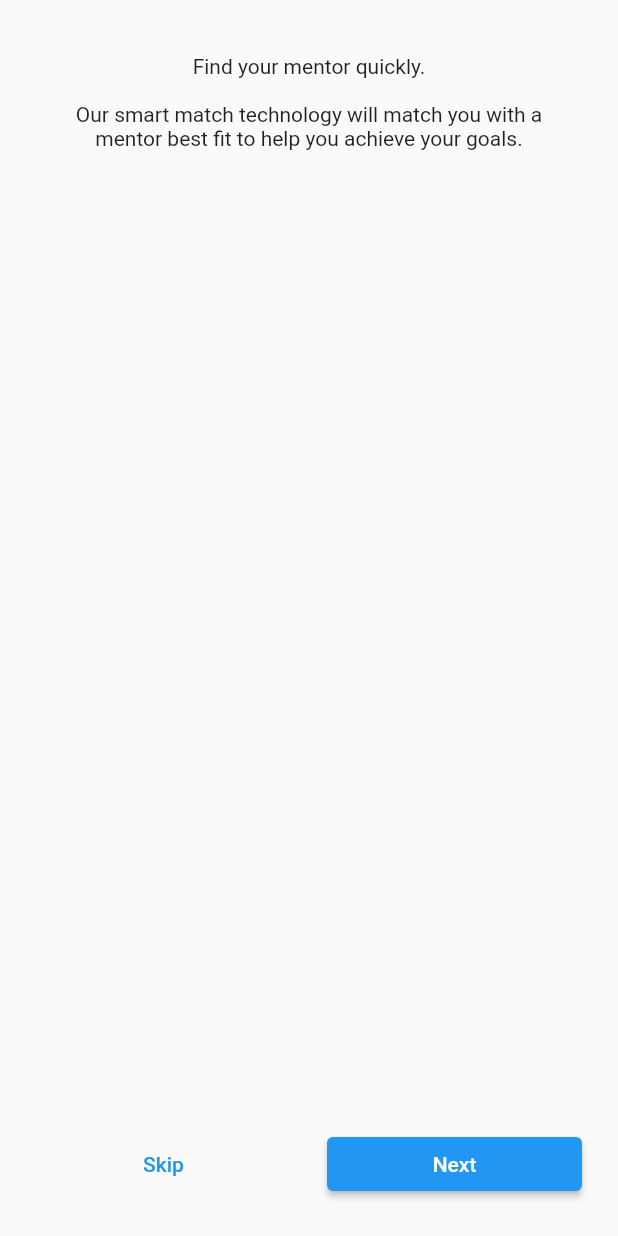
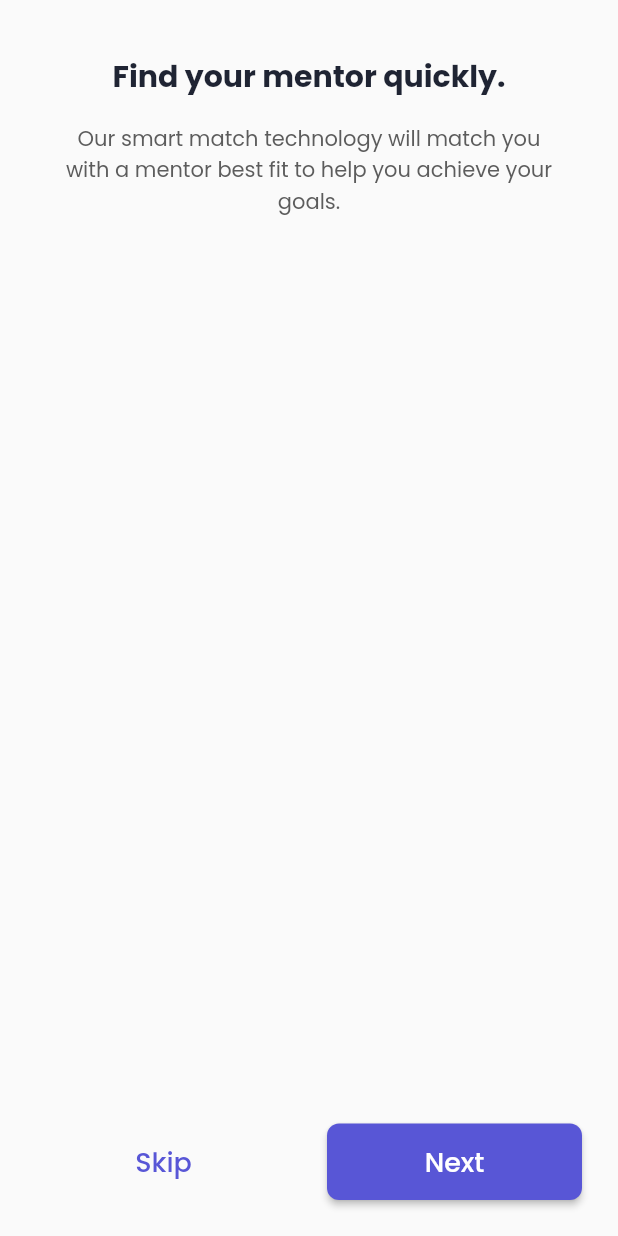
Before and after one commit to rasitayaz/mentorgem, a Flutter app: the screen it shows after launch, swiped to page 2, on a phone screen of 412 x 824 dp. Run offline on Flutter 3.47's test engine with Material 2 defaults, Android fonts, the phone set to English and light mode, and no system bars; our stand-ins replace google_fonts.

Commit message:
Add styles

```diff
--- a/lib/main.dart
+++ b/lib/main.dart
@@ -1,4 +1,5 @@
 import 'package:flutter/material.dart';
+import 'package:google_fonts/google_fonts.dart';
 import 'package:mentorgem/pages/onboarding_page.dart';
 
 void main() {
@@ -12,8 +13,50 @@ class App extends StatelessWidget {
   Widget build(BuildContext context) {
     return MaterialApp(
       title: 'Flutter Demo',
-      theme: ThemeData(),
+      theme: _theme,
       home: const OnboardingPage(),
     );
   }
+
+  ThemeData get _theme {
+    return ThemeData(
+      colorScheme: const ColorScheme.light(
+        primary: Color(0xFF5856D6),
+      ),
+      textTheme: TextTheme(
+        bodyText2: GoogleFonts.poppins(
+          fontSize: 14,
+          fontWeight: FontWeight.w400,
+          color: const Color(0xFF5C5C5C),
+        ),
+        headline2: GoogleFonts.poppins(
+          fontSize: 20,
+          fontWeight: FontWeight.w700,
+          color: const Color(0xFF1F2433),
+        ),
+        button: GoogleFonts.poppins(
+          fontSize: 18,
+          fontWeight: FontWeight.w500,
+        ),
+      ),
+      textButtonTheme: TextButtonThemeData(
+        style: TextButton.styleFrom(
+          padding: const EdgeInsets.all(12),
+          shape: RoundedRectangleBorder(
+            borderRadius: BorderRadius.circular(8),
+          ),
+          tapTargetSize: MaterialTapTargetSize.shrinkWrap,
+        ),
+      ),
+      elevatedButtonTheme: ElevatedButtonThemeData(
+        style: ElevatedButton.styleFrom(
+          padding: const EdgeInsets.all(12),
+          shape: RoundedRectangleBorder(
+            borderRadius: BorderRadius.circular(8),
+          ),
+          tapTargetSize: MaterialTapTargetSize.shrinkWrap,
+        ),
+      ),
+    );
+  }
 }
--- a/lib/pages/onboarding_page.dart
+++ b/lib/pages/onboarding_page.dart
@@ -1,12 +1,19 @@
 import 'package:flutter/material.dart';
+import 'package:mentorgem/views/balanced_text.dart';
 
-class OnboardingPage extends StatelessWidget {
+class OnboardingPage extends StatefulWidget {
   const OnboardingPage({Key? key}) : super(key: key);
 
   @override
+  State<OnboardingPage> createState() => _OnboardingPageState();
+}
+
+class _OnboardingPageState extends State<OnboardingPage> {
+  @override
   Widget build(BuildContext context) {
     return Scaffold(
-      body: Column(
+      body: SafeArea(
+        child: Column(
           children: [
             Expanded(
               child: PageView(
@@ -32,6 +39,7 @@ class OnboardingPage extends StatelessWidget {
             _buildActions(),
           ],
         ),
+      ),
     );
   }
 
@@ -43,7 +51,11 @@ class OnboardingPage extends StatelessWidget {
       padding: const EdgeInsets.all(36),
       child: Column(
         children: [
-          Text(title),
+          BalancedText(
+            title,
+            textAlign: TextAlign.center,
+            style: Theme.of(context).textTheme.headline2,
+          ),
           const SizedBox(height: 16),
           Text(
             description,
@@ -61,15 +73,15 @@ class OnboardingPage extends StatelessWidget {
         children: [
           Expanded(
             child: TextButton(
+              onPressed: () {},
               child: const Text('Skip'),
-              onPressed: () {},
             ),
           ),
           const SizedBox(width: 24),
           Expanded(
             child: ElevatedButton(
+              onPressed: () {},
               child: const Text('Next'),
-              onPressed: () {},
             ),
           ),
         ],
--- /dev/null
+++ b/lib/views/balanced_text.dart
@@ -0,0 +1,72 @@
+import 'package:flutter/material.dart';
+
+class BalancedText extends StatelessWidget {
+  const BalancedText(
+    this.text, {
+    super.key,
+    this.style,
+    this.maxLines,
+    this.textAlign,
+  });
+
+  final String? text;
+  final TextStyle? style;
+  final int? maxLines;
+  final TextAlign? textAlign;
+
+  @override
+  Widget build(BuildContext context) {
+    return LayoutBuilder(
+      builder: (context, constraints) {
+        return Text(
+          _getBalancedText(constraints.maxWidth)!,
+          style: style,
+          maxLines: maxLines,
+          overflow: maxLines == null ? null : TextOverflow.ellipsis,
+          textAlign: textAlign,
+        );
+      },
+    );
+  }
+
+  String? _getBalancedText(double width) {
+    List<String> words = text!.split(' ');
+    if (words.length < 3 || _getTextWidth(text) < width) return text;
+
+    List<String> balancedStrings = [];
+
+    double lastDifference = double.infinity;
+    for (int i = 1; i <= words.length; i++) {
+      List<String> leadingWords = words.sublist(0, i);
+      String leading = leadingWords.join(' ');
+      double leadingWidth = _getTextWidth(leading);
+
+      List<String> remainingWords = words.sublist(i, words.length);
+      String remaining = remainingWords.join(' ');
+      double remainingWidth = _getTextWidth(remaining);
+
+      double widthDifference = (leadingWidth - remainingWidth).abs();
+
+      if (widthDifference > lastDifference) {
+        leading = words.sublist(0, i - 1).join(' ');
+        remaining = words.sublist(i - 1, words.length).join(' ');
+        balancedStrings.addAll([leading, '\n', remaining]);
+        break;
+      }
+
+      if (leadingWidth > width) return text;
+      lastDifference = widthDifference;
+    }
+
+    return balancedStrings.join();
+  }
+
+  double _getTextWidth(String? text) {
+    TextPainter textPainter = TextPainter(
+      text: TextSpan(text: text, style: style),
+      textDirection: TextDirection.ltr,
+    )..layout();
+
+    return textPainter.size.width;
+  }
+}
--- a/pubspec.yaml
+++ b/pubspec.yaml
@@ -29,6 +29,7 @@ environment:
 dependencies:
   flutter:
     sdk: flutter
+  google_fonts: ^3.0.1
 
 
   # The following adds the Cupertino Icons font to your application.
```
Also changed, not shown: pubspec.lock, 7 other files. Lines whose indentation alone changed are shown as unchanged.
